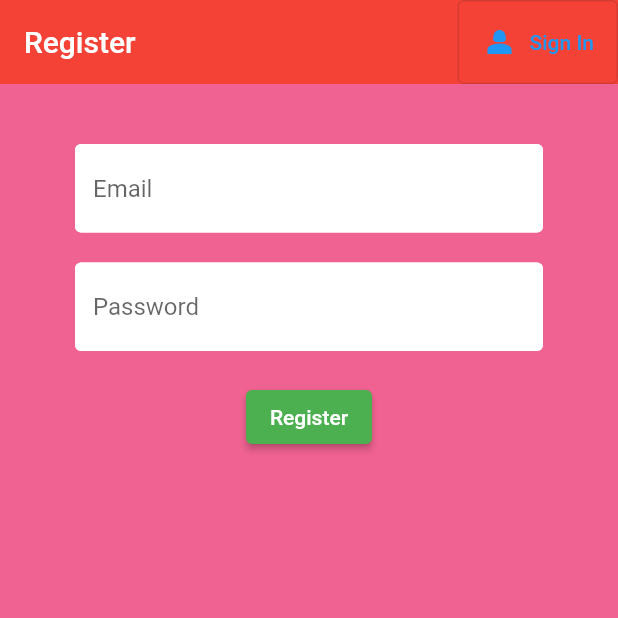
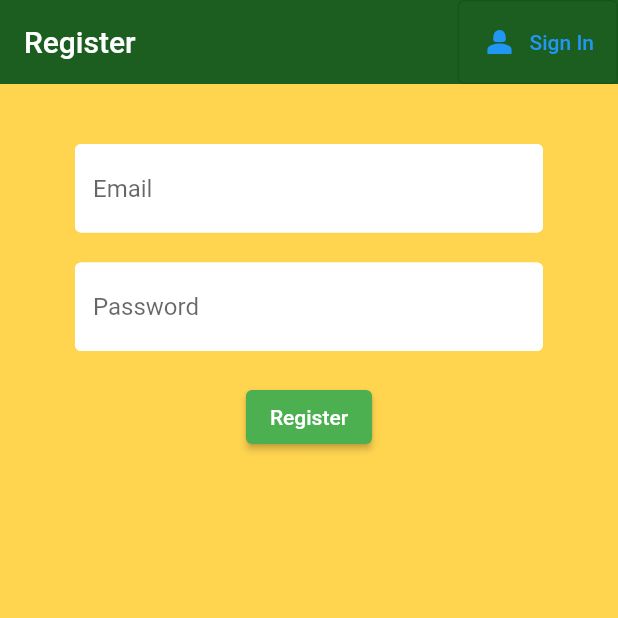
Before and after one commit to neilpreyes/my_first_flutter_project, a Flutter app: the screen it shows after launch, after a tap on "Sign In", after a tap on "Register", on a phone screen of 412 x 824 dp, the top half of it. Run offline on Flutter 3.47's test engine with Material 2 defaults, Android fonts, the phone set to English and light mode, and no system bars; our stand-ins replace cloud_firestore, firebase_auth, firebase_core, flutter_spinkit; accounts and stored records are empty.

Commit message:
Changed color theme of screens to CPP colors

```diff
--- a/lib/Screens/Authenticate/register.dart
+++ b/lib/Screens/Authenticate/register.dart
@@ -27,9 +27,9 @@ class _RegisterState extends State<Register> {
   @override
   Widget build(BuildContext context) {
     return loading ? Loading() : Scaffold(
-      backgroundColor: Colors.pink[300],
+      backgroundColor: Colors.amber[300],
       appBar: AppBar(
-        backgroundColor: Colors.red,
+        backgroundColor: Colors.green[900],
         elevation: 0.0,
         title: Text('Register'),
           actions: <Widget>[
--- a/lib/Screens/Authenticate/sign_in.dart
+++ b/lib/Screens/Authenticate/sign_in.dart
@@ -27,9 +27,9 @@ class _SignInState extends State<SignIn> {
   @override
   Widget build(BuildContext context) {
     return loading ? Loading() : Scaffold(
-      backgroundColor: Colors.pink[300],
+      backgroundColor: Colors.amber[300],
       appBar: AppBar(
-        backgroundColor: Colors.red,
+        backgroundColor: Colors.green[900],
         elevation: 0.0,
         title: Text('Sign in'),
         actions: <Widget>[
--- a/lib/Screens/Home/home.dart
+++ b/lib/Screens/Home/home.dart
@@ -40,10 +40,12 @@ class Home extends StatelessWidget {
       initialData: [],
       value: DatabaseService().house,
       child: Scaffold(
-        backgroundColor: Colors.blue[100],
+        backgroundColor: Colors.amber[300],
+        //Colors.blue[100],
         appBar: AppBar(
           title: Text("CPP Housing Rating"),
-          backgroundColor: Colors.red[300],
+          backgroundColor: Colors.green[900],
+          //Colors.red[300],
           elevation: 0.0,
           actions: <Widget>[
             IconButton(
--- a/lib/shared/loading.dart
+++ b/lib/shared/loading.dart
@@ -5,10 +5,10 @@ class Loading extends StatelessWidget {
   @override
   Widget build(BuildContext context) {
     return Container(
-      color: Colors.red[100],
+      color: Colors.amber[300],
       child: const Center(
         child: SpinKitChasingDots(
-          color: Colors.pink,
+          color: Colors.green,
           size: 50.0,
         ),
       ),
```
Also changed, not shown: lib/Screens/Home/houseTile.dart (+6 -2 lines).
